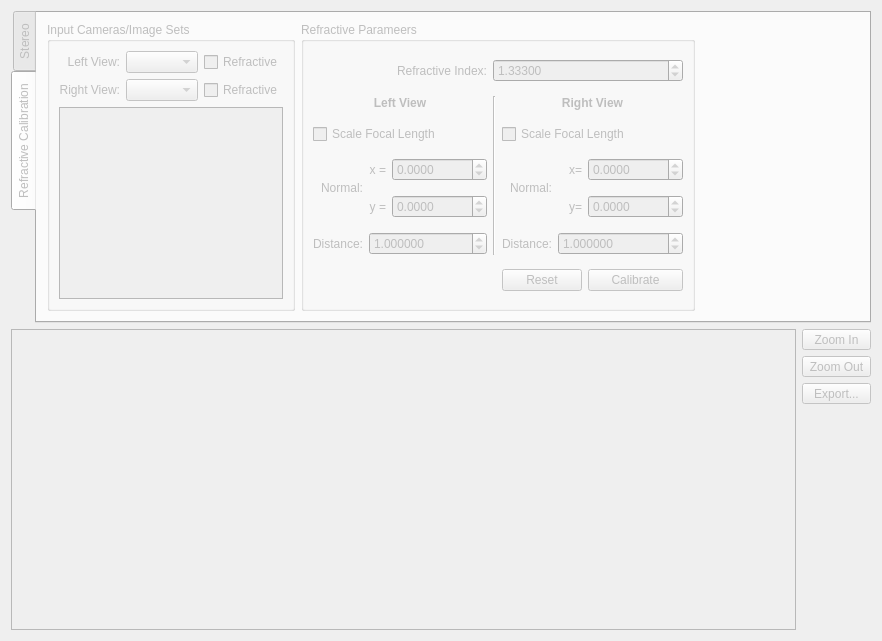
thegedge/StereoReconstruction, file gui/forms/stereowidget.ui: the form before one commit.
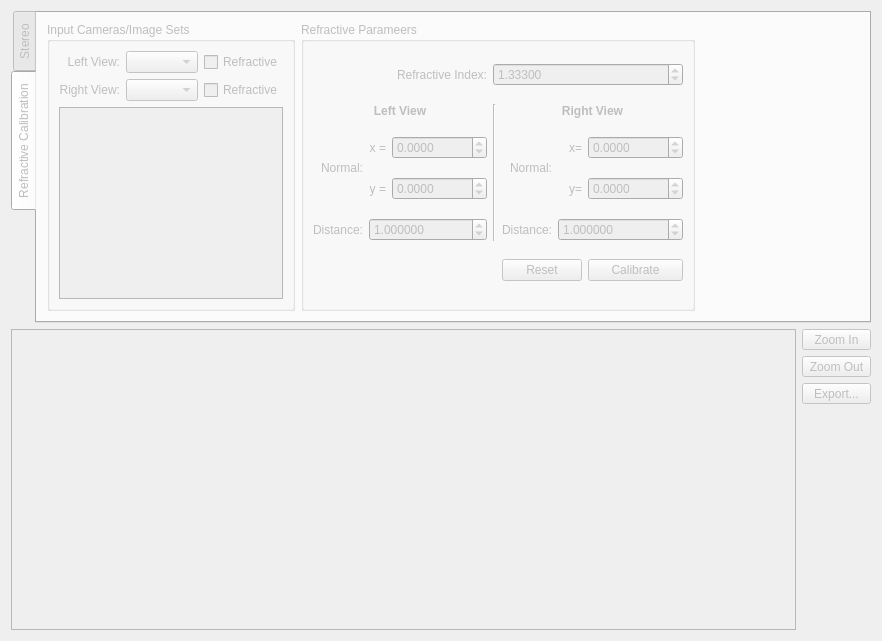
The form after the commit.

What changed in the file:
```diff
--- a/gui/forms/stereowidget.ui
+++ b/gui/forms/stereowidget.ui
@@ -45,6 +45,12 @@
   <layout class="QGridLayout" name="gridLayout_2">
    <item row="0" column="0" colspan="2">
     <widget class="QTabWidget" name="tabWidget">
+     <property name="sizePolicy">
+      <sizepolicy hsizetype="Expanding" vsizetype="Minimum">
+       <horstretch>0</horstretch>
+       <verstretch>0</verstretch>
+      </sizepolicy>
+     </property>
      <property name="tabPosition">
       <enum>QTabWidget::West</enum>
      </property>
@@ -422,16 +428,16 @@
        <item>
         <widget class="QGroupBox" name="groupBox">
          <property name="sizePolicy">
-          <sizepolicy hsizetype="Preferred" vsizetype="Preferred">
-           <horstretch>1</horstretch>
-           <verstretch>1</verstretch>
+          <sizepolicy hsizetype="Preferred" vsizetype="Minimum">
+           <horstretch>0</horstretch>
+           <verstretch>0</verstretch>
           </sizepolicy>
          </property>
          <property name="title">
           <string>Refractive Parameers</string>
          </property>
-         <layout class="QGridLayout" name="gridLayout_4" rowstretch="0,0,0,0,0,0,0,0,0">
-          <item row="5" column="0" rowspan="2" colspan="2">
+         <layout class="QGridLayout" name="gridLayout_4" rowstretch="0,0,0,0,0,0,0,0">
+          <item row="4" column="0" rowspan="2" colspan="2">
            <widget class="QLabel" name="label_3">
             <property name="text">
              <string>Normal:</string>
@@ -441,7 +447,7 @@
             </property>
            </widget>
           </item>
-          <item row="5" column="3">
+          <item row="4" column="3">
            <widget class="QDoubleSpinBox" name="lparamPixelXSpinner">
             <property name="accelerated">
              <bool>true</bool>
@@ -460,7 +466,7 @@
             </property>
            </widget>
           </item>
-          <item row="5" column="2">
+          <item row="4" column="2">
            <widget class="QLabel" name="label_5">
             <property name="text">
              <string>x =</string>
@@ -473,7 +479,7 @@
             </property>
            </widget>
           </item>
-          <item row="6" column="2">
+          <item row="5" column="2">
            <widget class="QLabel" name="label_4">
             <property name="text">
              <string>y =</string>
@@ -486,7 +492,7 @@
             </property>
            </widget>
           </item>
-          <item row="6" column="3">
+          <item row="5" column="3">
            <widget class="QDoubleSpinBox" name="lparamPixelYSpinner">
             <property name="accelerated">
              <bool>true</bool>
@@ -505,7 +511,7 @@
             </property>
            </widget>
           </item>
-          <item row="7" column="0" colspan="2">
+          <item row="6" column="0" colspan="2">
            <widget class="QLabel" name="label_6">
             <property name="text">
              <string>Distance:</string>
@@ -518,14 +524,14 @@
             </property>
            </widget>
           </item>
-          <item row="3" column="5" rowspan="5">
+          <item row="3" column="5" rowspan="4">
            <widget class="Line" name="line">
             <property name="orientation">
              <enum>Qt::Vertical</enum>
             </property>
            </widget>
           </item>
-          <item row="5" column="7">
+          <item row="4" column="7">
            <widget class="QLabel" name="label_7">
             <property name="text">
              <string>x=</string>
@@ -538,7 +544,7 @@
             </property>
            </widget>
           </item>
-          <item row="5" column="6" rowspan="2">
+          <item row="4" column="6" rowspan="2">
            <widget class="QLabel" name="label_2">
             <property name="text">
              <string>Normal:</string>
@@ -548,7 +554,7 @@
             </property>
            </widget>
           </item>
-          <item row="7" column="6">
+          <item row="6" column="6">
            <widget class="QLabel" name="label_8">
             <property name="text">
              <string>Distance:</string>
@@ -561,7 +567,7 @@
             </property>
            </widget>
           </item>
-          <item row="6" column="7">
+          <item row="5" column="7">
            <widget class="QLabel" name="label_9">
             <property name="text">
              <string>y=</string>
@@ -574,7 +580,7 @@
             </property>
            </widget>
           </item>
-          <item row="7" column="7" colspan="2">
+          <item row="6" column="7" colspan="2">
            <widget class="QDoubleSpinBox" name="rparamDistanceSpinner">
             <property name="accelerated">
              <bool>true</bool>
@@ -593,26 +599,26 @@
             </property>
            </widget>
           </item>
-          <item row="6" column="8">
-           <widget class="QDoubleSpinBox" name="rparamPixelYSpinner">
-            <property name="accelerated">
-             <bool>true</bool>
-            </property>
-            <property name="decimals">
-             <number>4</number>
-            </property>
-            <property name="minimum">
-             <double>-10000.000000000000000</double>
-            </property>
-            <property name="maximum">
-             <double>10000.000000000000000</double>
-            </property>
-            <property name="singleStep">
-             <double>1.000000000000000</double>
-            </property>
-           </widget>
-          </item>
           <item row="5" column="8">
+           <widget class="QDoubleSpinBox" name="rparamPixelYSpinner">
+            <property name="accelerated">
+             <bool>true</bool>
+            </property>
+            <property name="decimals">
+             <number>4</number>
+            </property>
+            <property name="minimum">
+             <double>-10000.000000000000000</double>
+            </property>
+            <property name="maximum">
+             <double>10000.000000000000000</double>
+            </property>
+            <property name="singleStep">
+             <double>1.000000000000000</double>
+            </property>
+           </widget>
+          </item>
+          <item row="4" column="8">
            <widget class="QDoubleSpinBox" name="rparamPixelXSpinner">
             <property name="accelerated">
              <bool>true</bool>
@@ -631,7 +637,7 @@
             </property>
            </widget>
           </item>
-          <item row="8" column="8">
+          <item row="7" column="8">
            <widget class="QPushButton" name="calibrateButton">
             <property name="text">
              <string>Calibrate</string>
@@ -667,7 +673,7 @@
             </property>
            </widget>
           </item>
-          <item row="8" column="6" colspan="2">
+          <item row="7" column="6" colspan="2">
            <widget class="QPushButton" name="resetParametersButton">
             <property name="text">
              <string>Reset</string>
@@ -677,7 +683,7 @@
             </property>
            </widget>
           </item>
-          <item row="7" column="2" colspan="2">
+          <item row="6" column="2" colspan="2">
            <widget class="QDoubleSpinBox" name="lparamDistanceSpinner">
             <property name="accelerated">
              <bool>true</bool>
@@ -696,20 +702,6 @@
             </property>
            </widget>
           </item>
-          <item row="4" column="0" colspan="4">
-           <widget class="QCheckBox" name="lScaleFocalLength">
-            <property name="text">
-             <string>Scale Focal Length</string>
-            </property>
-           </widget>
-          </item>
-          <item row="4" column="6" colspan="3">
-           <widget class="QCheckBox" name="rScaleFocalLength">
-            <property name="text">
-             <string>Scale Focal Length</string>
-            </property>
-           </widget>
-          </item>
           <item row="3" column="0" colspan="4">
            <widget class="QLabel" name="label_10">
             <property name="sizePolicy">
```
Left out of the diff: 34 changed lines with no effect on the pictures.
